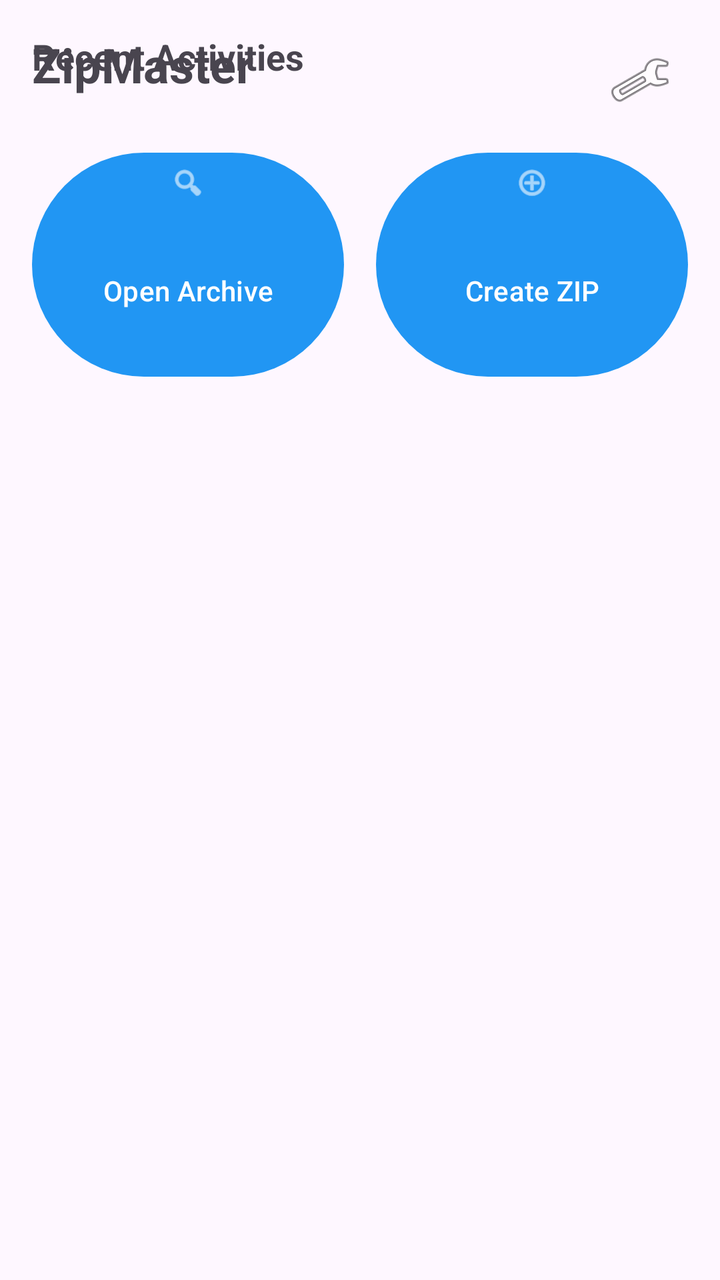
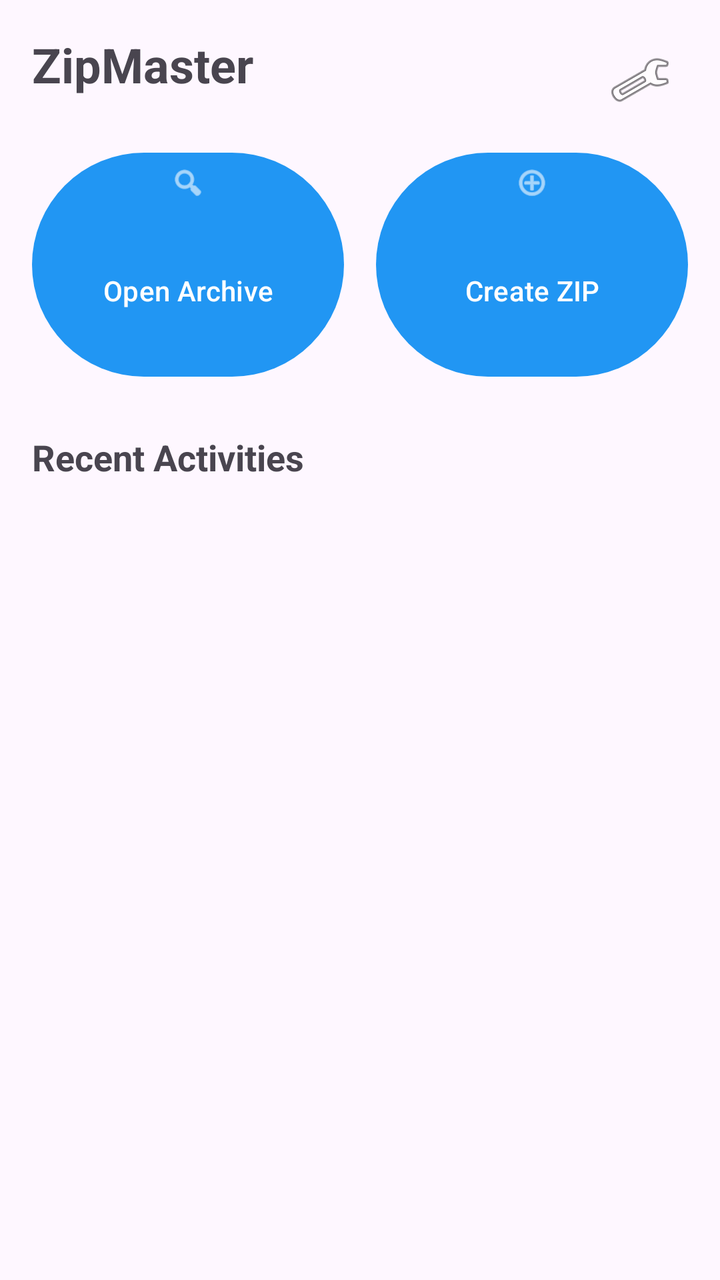

Compare the two renders of this Android layout. The source of the first and the diff that turns it into the second are given below.
<!-- AndroidManifest.xml: activity theme Theme.ZipMaster -->
<!-- res/layout/activity_main.xml -->
<?xml version="1.0" encoding="utf-8"?>
<androidx.constraintlayout.widget.ConstraintLayout xmlns:android="http://schemas.android.com/apk/res/android"
    xmlns:app="http://schemas.android.com/apk/res-auto"
    xmlns:tools="http://schemas.android.com/tools"
    android:layout_width="match_parent"
    android:layout_height="match_parent"
    android:padding="16dp"
    tools:context=".MainActivity">

    <TextView
        android:id="@+id/tvTitle"
        android:layout_width="wrap_content"
        android:layout_height="wrap_content"
        android:text="@string/app_name"
        android:textSize="24sp"
        android:textStyle="bold"
        app:layout_constraintStart_toStartOf="parent"
        app:layout_top_toStartOf="parent" />

    <ImageButton
        android:id="@+id/btnSettings"
        android:layout_width="48dp"
        android:layout_height="48dp"
        android:background="?attr/selectableItemBackgroundBorderless"
        android:src="@android:drawable/ic_menu_preferences"
        app:layout_constraintEnd_toEndOf="parent"
        app:layout_top_toStartOf="parent" />

    <LinearLayout
        android:id="@+id/layoutActions"
        android:layout_width="match_parent"
        android:layout_height="wrap_content"
        android:layout_marginTop="24dp"
        android:orientation="horizontal"
        app:layout_constraintTop_toBottomOf="@id/tvTitle">

        <com.google.android.material.button.MaterialButton
            android:id="@+id/btnOpenArchive"
            android:layout_width="0dp"
            android:layout_height="120dp"
            android:layout_marginEnd="8dp"
            android:layout_weight="1"
            android:text="@string/open_archive"
            app:icon="@android:drawable/ic_menu_search"
            app:iconGravity="top" />

        <com.google.android.material.button.MaterialButton
            android:id="@+id/btnCreateZip"
            android:layout_width="0dp"
            android:layout_height="120dp"
            android:layout_marginStart="8dp"
            android:layout_weight="1"
            android:text="@string/create_zip"
            app:icon="@android:drawable/ic_menu_add"
            app:iconGravity="top" />
    </LinearLayout>

    <TextView
        android:id="@+id/tvRecentTitle"
        android:layout_width="wrap_content"
        android:layout_height="wrap_content"
        android:layout_marginTop="24dp"
        android:text="@string/recent_activities"
        android:textSize="18sp"
        android:textStyle="bold"
        app:layout_constraintStart_toStartOf="parent"
        app:layout_top_toBottomOf="@id/layoutActions" />

    <androidx.recyclerview.widget.RecyclerView
        android:id="@+id/rvHistory"
        android:layout_width="match_parent"
        android:layout_height="0dp"
        android:layout_marginTop="8dp"
        app:layout_constraintBottom_toBottomOf="parent"
        app:layout_constraintTop_toBottomOf="@id/tvRecentTitle" />

</androidx.constraintlayout.widget.ConstraintLayout>
<!-- resources referenced by this layout -->
<resources>
  <string name="app_name">ZipMaster</string>
  <string name="create_zip">Create ZIP</string>
  <string name="open_archive">Open Archive</string>
  <string name="recent_activities">Recent Activities</string>
  <style name="Theme.ZipMaster" parent="Theme.Material3.DayNight.NoActionBar">
          <item name="colorPrimary">#2196F3</item>
          <item name="colorSecondary">#03DAC6</item>
          <item name="android:statusBarColor">?attr/colorPrimary</item>
      </style>
</resources>

<!-- the commit's change to res/layout/activity_main.xml (unified diff, before → after) -->
@@ -15,7 +15,7 @@
         android:textSize="24sp"
         android:textStyle="bold"
         app:layout_constraintStart_toStartOf="parent"
-        app:layout_top_toStartOf="parent" />
+        app:layout_constraintTop_toTopOf="parent" />
 
     <ImageButton
         android:id="@+id/btnSettings"
@@ -24,7 +24,7 @@
         android:background="?attr/selectableItemBackgroundBorderless"
         android:src="@android:drawable/ic_menu_preferences"
         app:layout_constraintEnd_toEndOf="parent"
-        app:layout_top_toStartOf="parent" />
+        app:layout_constraintTop_toTopOf="parent" />
 
     <LinearLayout
         android:id="@+id/layoutActions"
@@ -64,7 +64,7 @@
         android:textSize="18sp"
         android:textStyle="bold"
         app:layout_constraintStart_toStartOf="parent"
-        app:layout_top_toBottomOf="@id/layoutActions" />
+        app:layout_constraintTop_toBottomOf="@id/layoutActions" />
 
     <androidx.recyclerview.widget.RecyclerView
         android:id="@+id/rvHistory"
